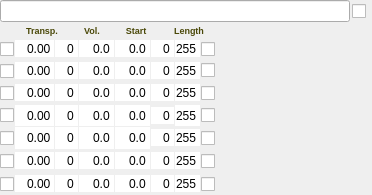
First picture: the form in Qt/qt4_patch_widget.ui, repository kmatheussen/radium, before the edit.
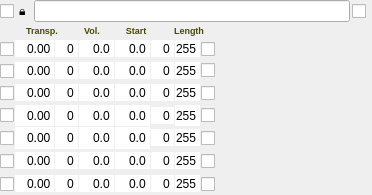
Second picture: the form after the edit.

Commit message: Instruments: Add a "lock" checkbox in the upper left corner to prevent the program from changing current instrument. API: setCurrentInstrumentLocked, isCurrentInstrumentLocked, switchSetCurrentInstrumentLocked

```diff
--- a/Qt/qt4_patch_widget.ui
+++ b/Qt/qt4_patch_widget.ui
@@ -65,6 +65,16 @@
       <property name="bottomMargin">
        <number>0</number>
       </property>
+      <item>
+       <widget class="QCheckBox" name="locked_instrument">
+        <property name="toolTip">
+         <string>Lock Instrument. Right-click to assign keybinding</string>
+        </property>
+        <property name="text">
+         <string>🔒</string>
+        </property>
+       </widget>
+      </item>
       <item>
        <widget class="QLineEdit" name="name_widget">
         <property name="sizePolicy">
```
The commit also changes 9 other files.
